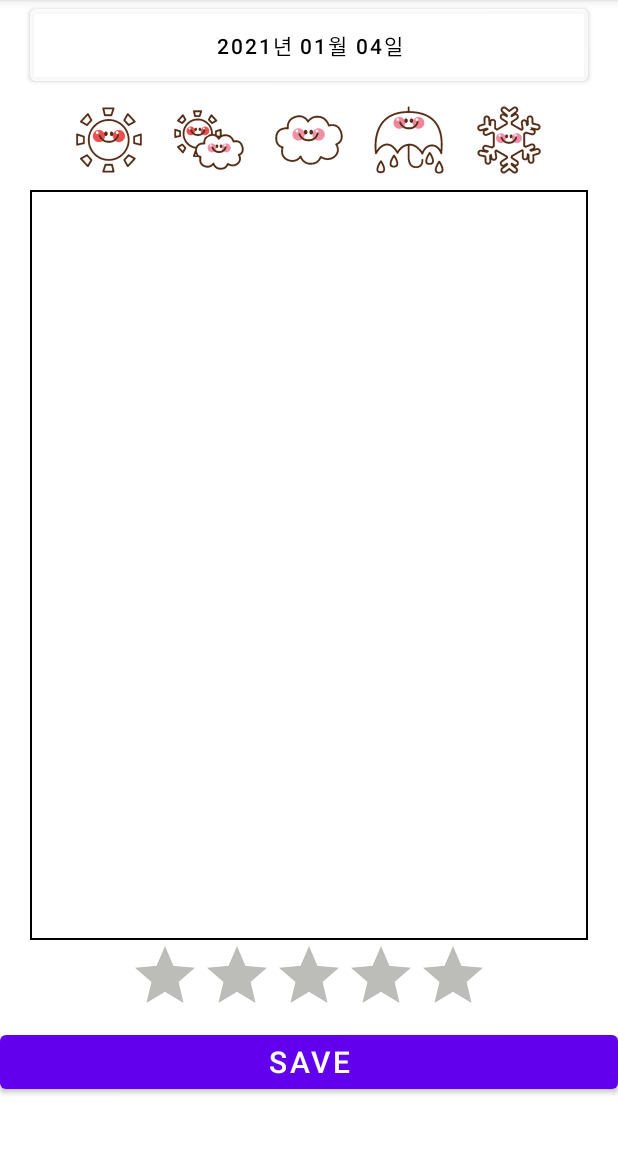
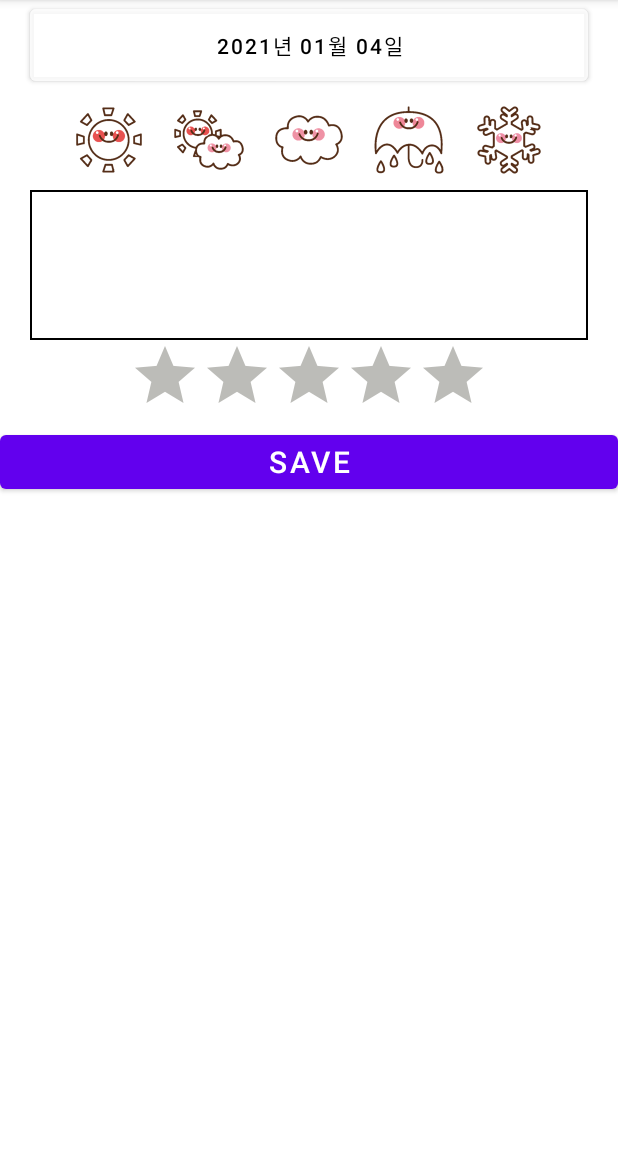
Before and after one commit to jjy0709/DreamDP, an Android app: the NewDiaryActivity screen opened directly, with no data from a screen before it, on a phone screen of 412 x 824 dp, the part 84-1236 px from its top. Run offline under Robolectric (Android 15) with nearby library versions, the phone set to English and light mode, and no system bars.

Commit message:
TAB3 almost done

```diff
--- a/app/src/main/java/com/example/dreamdp/NewDiaryActivity.java
+++ b/app/src/main/java/com/example/dreamdp/NewDiaryActivity.java
@@ -3,14 +3,25 @@ package com.example.dreamdp;
 import androidx.appcompat.app.AppCompatActivity;
 
 import android.app.DatePickerDialog;
+import android.content.ContentValues;
+import android.content.Intent;
+import android.database.Cursor;
+import android.database.sqlite.SQLiteDatabase;
 import android.os.Bundle;
 import android.view.View;
 import android.widget.Button;
 import android.widget.DatePicker;
+import android.widget.EditText;
+import android.widget.RadioButton;
+import android.widget.RadioGroup;
+import android.widget.RatingBar;
+import android.widget.Toast;
 
 import java.text.SimpleDateFormat;
 import java.util.Calendar;
 import java.util.Date;
+
+import com.example.dreamdp.MainActivity;
 
 public class NewDiaryActivity extends AppCompatActivity {
 
@@ -18,6 +29,7 @@ public class NewDiaryActivity extends AppCompatActivity {
     protected void onCreate(Bundle savedInstanceState) {
         super.onCreate(savedInstanceState);
         setContentView(R.layout.activity_new_diary);
+
         Button button1 = findViewById(R.id.date_button);
         long now = System.currentTimeMillis();
         Calendar calendar = Calendar.getInstance();
@@ -25,6 +37,11 @@ public class NewDiaryActivity extends AppCompatActivity {
         SimpleDateFormat format1 = new SimpleDateFormat("yyyy년 MM월 dd일");
         button1.setText(format1.format(date));
         Button saveButton = findViewById(R.id.save_diary);
+        RatingBar ratingBar = findViewById(R.id.daily_rating);
+        EditText editText = findViewById(R.id.daily_comment);
+        RadioGroup radioGroup = findViewById(R.id.weather_button);
+        final int[] date2num = new int[1];
+        date2num[0] = calendar.get(Calendar.YEAR) * 10000 + (calendar.get(Calendar.MONTH)+1) * 100 + calendar.get(Calendar.DATE);
 
         button1.setOnClickListener(new View.OnClickListener() {
            @Override
@@ -33,6 +50,7 @@ public class NewDiaryActivity extends AppCompatActivity {
                    @Override
                    public void onDateSet(DatePicker view, int year, int month, int dayOfMonth) {
                        button1.setText(year + "년" + (month + 1) + "월" + dayOfMonth + "일");
+                       date2num[0] = year*10000 + (month+1) * 100 + dayOfMonth;
                    }
                }, calendar.get(Calendar.YEAR), calendar.get(Calendar.MONTH), calendar.get(Calendar.DATE));
 
@@ -44,6 +62,24 @@ public class NewDiaryActivity extends AppCompatActivity {
             @Override
             public void onClick(View v) {
                 // stub
+                if(radioGroup.getCheckedRadioButtonId() == -1){
+                    Toast.makeText(NewDiaryActivity.this,"날씨를 선택해 주세요!", Toast.LENGTH_SHORT).show();
+                    return;
+                }
+                else if(editText.getText().length() == 0){
+                    Toast.makeText(NewDiaryActivity.this,"오늘의 한 줄을 입력해 주세요!", Toast.LENGTH_SHORT).show();
+                    return;
+                }
+                else if(ratingBar.getRating() == 0){
+                    Toast.makeText(NewDiaryActivity.this,"오늘을 평가해 주세요!", Toast.LENGTH_SHORT).show();
+                    return;
+                }
+                Intent i = new Intent();
+                i.putExtra("date",date2num[0]);
+                i.putExtra("weather",radioGroup.getCheckedRadioButtonId());
+                i.putExtra("comment",editText.getText().toString());
+                i.putExtra("rating",ratingBar.getRating());
+                setResult(RESULT_OK,i);
                 finish();
             }
         });
--- a/app/src/main/res/layout/activity_new_diary.xml
+++ b/app/src/main/res/layout/activity_new_diary.xml
@@ -6,14 +6,7 @@
     android:background="#FFFFFF"
     android:orientation="vertical"
     tools:context=".DiaryFragment">
-    <ScrollView
-        android:layout_width="match_parent"
-        android:layout_height="match_parent">
 
-        <LinearLayout
-            android:layout_width="match_parent"
-            android:layout_height="match_parent"
-            android:orientation="vertical">
 
             <Button
                 android:id="@+id/date_button"
@@ -28,6 +21,7 @@
                 android:layout_width="wrap_content"
                 android:layout_height="wrap_content"
                 android:layout_gravity="center"
+                android:id="@+id/weather_button"
                 android:orientation="horizontal">
 
                 <androidx.appcompat.widget.AppCompatRadioButton
@@ -63,8 +57,9 @@
             </RadioGroup>
 
             <EditText
+                android:id="@+id/daily_comment"
                 android:layout_width="match_parent"
-                android:layout_height="500dp"
+                android:layout_height="100dp"
                 android:layout_marginLeft="20dp"
                 android:layout_marginRight="20dp"
                 android:gravity="top"
@@ -83,10 +78,9 @@
 
             <Button
                 android:id="@+id/save_diary"
+                android:layout_gravity="center_horizontal"
                 android:layout_width="match_parent"
                 android:layout_height="wrap_content"
                 android:textSize="20dp"
                 android:text="Save"/>
-        </LinearLayout>
-    </ScrollView>
 </LinearLayout>
```
Also changed, not shown: app/src/main/java/com/example/dreamdp/DBHelper.java (added, +31 -0 lines), app/src/main/java/com/example/dreamdp/DiaryFragment.java (+45 -3 lines), app/src/main/java/com/example/dreamdp/MainActivity.java (+43 -7 lines), app/src/main/res/layout/fragment_diary.xml (+23 -1 lines).
